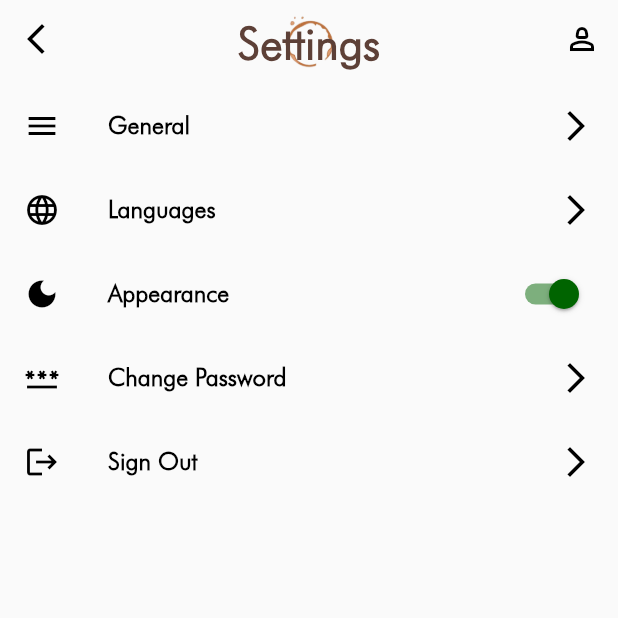
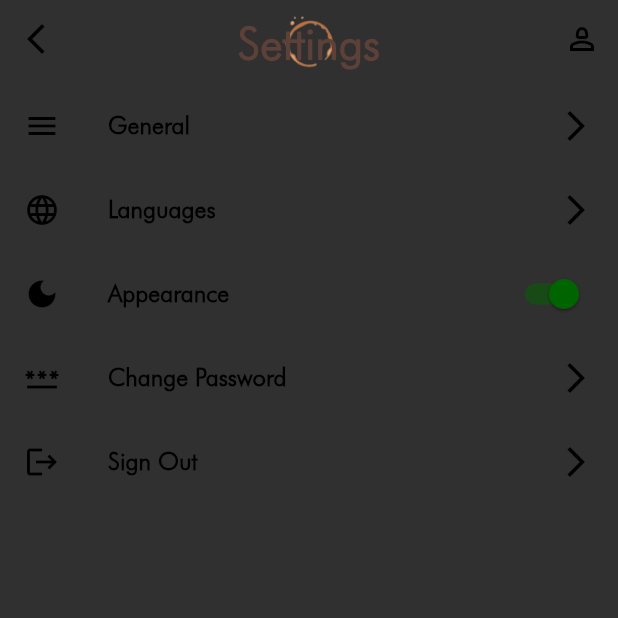
Before and after one commit to Amit0424/Coffee_Cafe_App, a Flutter app: the SettingsScreen screen opened directly, after a tap on "Appearance", on a phone screen of 412 x 824 dp, the top half of it. Run offline on Flutter 3.47's test engine with Material 2 defaults, Android fonts, the light colour scheme and no system bars; drawn by our look-alikes of modal_progress_hud_nsn; our stand-ins replace cached_network_image, cloud_firestore, dio, file_picker, firebase_auth, firebase_core and 9 more; missing offline and left inert: flutter_pdfview; accounts and stored records are empty; network calls fail; Roboto replaces fonts that are missing (Futura).

Commit message:
implements a animation while app starts grid item comes from bottom to top and images load from cache

```diff
--- a/lib/constants/styling.dart
+++ b/lib/constants/styling.dart
@@ -73,3 +73,27 @@ const kTextFieldDecoration = InputDecoration(
     borderRadius: BorderRadius.all(Radius.circular(32.0)),
   ),
 );
+
+final ThemeData lightTheme = ThemeData(
+  brightness: Brightness.light,
+  colorScheme: ColorScheme.fromSeed(seedColor: brownColor, primary: brownColor),
+  fontFamily: 'futura',
+);
+
+final ThemeData darkTheme = ThemeData(
+  brightness: Brightness.dark,
+  colorScheme: const ColorScheme(
+    brightness: Brightness.dark,
+    primary: Colors.white,
+    onPrimary: Colors.white,
+    secondary: Colors.white,
+    onSecondary: Colors.white,
+    error: Colors.red,
+    onError: Colors.red,
+    background: Colors.black,
+    onBackground: Colors.black,
+    surface: Colors.black,
+    onSurface: Colors.black,
+  ),
+  fontFamily: 'futura',
+);
--- /dev/null
+++ b/lib/providers/theme_notifier.dart
@@ -0,0 +1,13 @@
+import 'package:flutter/material.dart';
+
+class ThemeNotifier extends ChangeNotifier {
+  ThemeData _themeData;
+  ThemeNotifier(this._themeData);
+
+  getTheme() => _themeData;
+
+  setTheme(ThemeData themeData) async {
+    _themeData = themeData;
+    notifyListeners();
+  }
+}
--- a/lib/screens/cart_screen.dart
+++ b/lib/screens/cart_screen.dart
@@ -1,3 +1,4 @@
+import 'package:cached_network_image/cached_network_image.dart';
 import 'package:cloud_firestore/cloud_firestore.dart';
 import 'package:coffee_cafe_app/constants/styling.dart';
 import 'package:firebase_auth/firebase_auth.dart';
@@ -102,7 +103,7 @@ class _CartScreenState extends State<CartScreen> {
                           Image(
                             height: 100,
                             width: 100,
-                            image: NetworkImage(item.imageUrl),
+                            image: CachedNetworkImageProvider(item.imageUrl),
                           ),
                           const SizedBox(width: 10),
                           Expanded(
--- a/lib/screens/chat_screen.dart
+++ b/lib/screens/chat_screen.dart
@@ -424,6 +424,8 @@ class _MessageBubbleState extends State<MessageBubble> {
                               ),
                               child: Image.network(
                                 widget.mediaUrl.toString(),
+                                cacheHeight: 300,
+                                cacheWidth: MediaQuery.of(context).size.width * 2 ~/ 3,
                                 fit: BoxFit.cover,
                               ),
                             ),
--- a/lib/screens/coffee_screen.dart
+++ b/lib/screens/coffee_screen.dart
@@ -1,10 +1,14 @@
 import 'dart:io';
 
+import 'package:cached_network_image/cached_network_image.dart';
+import 'package:flutter/material.dart';
 import 'package:cloud_firestore/cloud_firestore.dart';
+import 'package:firebase_auth/firebase_auth.dart';
+import 'package:provider/provider.dart';
+import 'package:fluttertoast/fluttertoast.dart';
+import 'package:flutter_typeahead/flutter_typeahead.dart';
+import 'package:coffee_cafe_app/constants/cool_icons.dart';
 import 'package:coffee_cafe_app/providers/favorite_provider.dart';
-import 'package:firebase_auth/firebase_auth.dart';
-import 'package:flutter/material.dart';
-import 'package:coffee_cafe_app/constants/cool_icons.dart';
 import 'package:coffee_cafe_app/constants/styling.dart';
 import 'package:coffee_cafe_app/data/product_data.dart';
 import 'package:coffee_cafe_app/providers/filter_provider.dart';
@@ -14,9 +18,7 @@ import 'package:coffee_cafe_app/widgets/bottom_nav_bar.dart';
 import 'package:coffee_cafe_app/widgets/custom_app_bar.dart';
 import 'package:coffee_cafe_app/widgets/nav_bar.dart';
 import 'package:coffee_cafe_app/models/favorite_model.dart';
-import 'package:fluttertoast/fluttertoast.dart';
-import 'package:flutter_typeahead/flutter_typeahead.dart';
-import 'package:provider/provider.dart';
+import 'package:coffee_cafe_app/models/coffee_model.dart';
 
 class CoffeeScreen extends StatefulWidget {
   const CoffeeScreen({super.key});
@@ -28,10 +30,13 @@ class CoffeeScreen extends StatefulWidget {
   State<CoffeeScreen> createState() => _CoffeeScreenState();
 }
 
-class _CoffeeScreenState extends State<CoffeeScreen> {
+class _CoffeeScreenState extends State<CoffeeScreen> with SingleTickerProviderStateMixin  {
   final userID = FirebaseAuth.instance.currentUser!.uid;
   final GlobalKey<ScaffoldState> _scaffoldKey = GlobalKey<ScaffoldState>();
   final TextEditingController _textEditingController = TextEditingController();
+  late AnimationController _animationController;
+  List<Product> filteredProducts = products;
+  String filter = 'All';
   final List<String> selectedCategory = [];
   List<String> favoriteItemIds = [];
   final List<String> productCategories = [
@@ -47,11 +52,56 @@ class _CoffeeScreenState extends State<CoffeeScreen> {
   void initState() {
     super.initState();
     fetchFavorites();
+    applyFilter('All');
+
+    _animationController = AnimationController(
+      vsync: this,
+      duration: const Duration(milliseconds: 4000),
+      lowerBound: 0,
+      upperBound: 1,
+    );
+
+    _animationController.forward();
+  }
+
+  @override
+  void dispose() {
+    _animationController.dispose();
+    _textEditingController.dispose();
+    super.dispose();
   }
 
   DateTime timeBackPressed = DateTime.now();
 
+  void applyFilter(String filter) {
+    setState(() {
+      this.filter = filter;
+      if (filter == 'Hot Coffees') {
+        filteredProducts =
+            products.where((product) => product.isHotCoffee).toList();
+      } else if (filter == 'Cold Coffees') {
+        filteredProducts =
+            products.where((product) => product.isColdCoffee).toList();
+      } else if (filter == 'Hot Teas') {
+        filteredProducts =
+            products.where((product) => product.isHotTea).toList();
+      } else if (filter == 'Iced Teas') {
+        filteredProducts =
+            products.where((product) => product.isColdTea).toList();
+      } else if (filter == 'Cold Drinks') {
+        filteredProducts =
+            products.where((product) => product.isColdDrink).toList();
+      } else if (filter == 'Hot Drinks') {
+        filteredProducts =
+            products.where((product) => product.isHotDrink).toList();
+      } else {
+        filteredProducts = products;
+      }
+    });
+  }
+
   Future searchData(String param) async {
+
     Iterable<String> result = productFilter
         .where((element) => element.contains(param.toLowerCase()))
         .cast<String>()
@@ -129,7 +179,9 @@ class _CoffeeScreenState extends State<CoffeeScreen> {
                     // autofocus: true,
                     decoration: InputDecoration(
                       contentPadding: const EdgeInsets.only(top: 10.0),
-                      hintText: 'Search....',
+                      labelText: 'Search...',
+                      labelStyle: kNavBarTextStyle.copyWith(
+                          fontWeight: FontWeight.w500),
                       suffixIcon: IconButton(
                         onPressed: () {
                           _textEditingController.clear();
@@ -151,6 +203,10 @@ class _CoffeeScreenState extends State<CoffeeScreen> {
                   suggestionsCallback: (pattern) async {
                     return await searchData(pattern);
                   },
+                  onSuggestionSelected: (suggestion) {
+                    _textEditingController.text = suggestion.toString();
+                    applyFilter(suggestion.toString());
+                  },
                   itemBuilder: (context, suggestion) {
                     return ListTile(
                       leading: const Icon(
@@ -162,9 +218,6 @@ class _CoffeeScreenState extends State<CoffeeScreen> {
                         style: kNavBarTextStyle,
                       ),
                     );
-                  },
-                  onSuggestionSelected: (suggestion) {
-                    _textEditingController.text = suggestion.toString();
                   },
                   hideOnEmpty: false,
                   noItemsFoundBuilder: (context) => const Padding(
@@ -204,9 +257,12 @@ class _CoffeeScreenState extends State<CoffeeScreen> {
                           if (selectedCategory
                               .contains(productCategories[index])) {
                             selectedCategory.remove(productCategories[index]);
+                            applyFilter('All');
                           } else {
                             selectedCategory.clear();
+                            applyFilter('All');
                             selectedCategory.add(productCategories[index]);
+                            applyFilter(productCategories[index]);
                           }
                         });
                       },
@@ -252,7 +308,32 @@ class _CoffeeScreenState extends State<CoffeeScreen> {
                   },
                 ),
               ),
-              GridView.builder(
+              if (filteredProducts.isEmpty)
+                const Center(
+                  child: Text(
+                    "Sorry, We don't have this",
+                    style: TextStyle(
+                        fontSize: 16,
+                        fontWeight: FontWeight.bold,
+                        color: greenColor),
+                    textAlign: TextAlign.center,
+                  ),
+                ),
+              AnimatedBuilder(
+                animation: _animationController,
+                builder: (context, child) => SlideTransition(
+                  position: Tween(
+                    begin: const Offset(0, 0.3),
+                    end: const Offset(0, 0),
+                  ).animate(
+                    CurvedAnimation(
+                      parent: _animationController,
+                      curve: Curves.easeInOut,
+                    ),
+                  ),
+                  child: child,
+                ),
+                child: GridView.builder(
                   physics: const NeverScrollableScrollPhysics(),
                   shrinkWrap: true,
                   gridDelegate: const SliverGridDelegateWithFixedCrossAxisCount(
@@ -260,9 +341,9 @@ class _CoffeeScreenState extends State<CoffeeScreen> {
                     crossAxisSpacing: 5.0,
                     mainAxisSpacing: 10.0,
                   ),
-                itemCount: products.length,
+                  itemCount: filteredProducts.length,
                   itemBuilder: (context, index) {
-                  final product = products[index];
+                    final product = filteredProducts[index];
                     return InkWell(
                       onTap: () {
                         Navigator.push(
@@ -289,7 +370,7 @@ class _CoffeeScreenState extends State<CoffeeScreen> {
                           color: Colors.white,
                           borderRadius: BorderRadius.only(
                             topLeft: Radius.circular(20.0),
-                          topRight: Radius.circular(100.0),
+                            topRight: Radius.circular(0.0),
                             bottomLeft: Radius.circular(20.0),
                             bottomRight: Radius.circular(20.0),
                           ),
@@ -306,12 +387,12 @@ class _CoffeeScreenState extends State<CoffeeScreen> {
                                       color: Colors.redAccent,
                                       borderRadius: const BorderRadius.only(
                                         topLeft: Radius.circular(20.0),
-                                      topRight: Radius.circular(100.0),
+                                        topRight: Radius.circular(0.0),
                                         bottomLeft: Radius.circular(20.0),
                                         bottomRight: Radius.circular(20.0),
                                       ),
                                       image: DecorationImage(
-                                      image: NetworkImage(
+                                        image: CachedNetworkImageProvider(
                                           product.imageUrl,
                                         ),
                                         fit: BoxFit.cover,
@@ -326,7 +407,7 @@ class _CoffeeScreenState extends State<CoffeeScreen> {
                                         fetchFavorites();
                                         favoriteItemIds.contains(product.id)
                                             ? setState(() async {
-                                              if(favoriteItemIds.isNotEmpty){
+                                                if (favoriteItemIds.isNotEmpty) {
                                                   await removeFromFavorites(
                                                     Item(
                                                       id: product.id,
@@ -334,9 +415,9 @@ class _CoffeeScreenState extends State<CoffeeScreen> {
                                                       price: product.price,
                                                       imageUrl: product.imageUrl,
                                                     ),
-                                                ).then((value) => favorite.removeItemFromFav());
+                                                  ).then((value) => favorite
+                                                      .removeItemFromFav());
                                                 }
-                                              fetchFavorites();
                                               })
                                             : setState(() async {
                                                 await addToFavorites(
@@ -346,9 +427,10 @@ class _CoffeeScreenState extends State<CoffeeScreen> {
                                                     price: product.price,
                                                     imageUrl: product.imageUrl,
                                                   ),
-                                              ).then((value) => favorite.addItemInFav());
+                                                ).then((value) =>
+                                                    favorite.addItemInFav());
+                                              });
                                         fetchFavorites();
-                                            });
                                       },
                                       icon: Icon(
                                         favoriteItemIds.contains(product.id)
@@ -413,6 +495,7 @@ class _CoffeeScreenState extends State<CoffeeScreen> {
                     );
                   },
                 ),
+              ),
               const SizedBox(height: 10),
             ],
           ),
--- a/lib/screens/favorite_screen.dart
+++ b/lib/screens/favorite_screen.dart
@@ -1,3 +1,4 @@
+import 'package:cached_network_image/cached_network_image.dart';
 import 'package:cloud_firestore/cloud_firestore.dart';
 import 'package:coffee_cafe_app/constants/styling.dart';
 import 'package:firebase_auth/firebase_auth.dart';
@@ -102,7 +103,7 @@ class _FavoriteScreenState extends State<FavoriteScreen> {
                           Image(
                             height: 100,
                             width: 100,
-                            image: NetworkImage(item.imageUrl),
+                            image: CachedNetworkImageProvider(item.imageUrl),
                           ),
                           const SizedBox(width: 10),
                           Expanded(
--- a/lib/screens/settings_screen.dart
+++ b/lib/screens/settings_screen.dart
@@ -5,6 +5,9 @@ import 'package:firebase_auth/firebase_auth.dart';
 import 'package:flutter/material.dart';
 import 'package:flutter_svg/svg.dart';
 import 'package:modal_progress_hud_nsn/modal_progress_hud_nsn.dart';
+import 'package:provider/provider.dart';
+
+import '../providers/theme_notifier.dart';
 
 class SettingsScreen extends StatefulWidget {
   const SettingsScreen({super.key});
@@ -198,6 +201,7 @@ class _SettingsScreenState extends State<SettingsScreen> {
 
   @override
   Widget build(BuildContext context) {
+    final themeNotifier = Provider.of<ThemeNotifier>(context);
     return Scaffold(
       appBar: CustomAppBar(
         title: 'Settings',
@@ -217,7 +221,7 @@ class _SettingsScreenState extends State<SettingsScreen> {
                 Icons.menu,
                 color: iconColor,
               ),
-              title: const Text(
+              title: Text(
                 'General',
                 style: kNavBarTextStyle,
               ),
@@ -232,7 +236,7 @@ class _SettingsScreenState extends State<SettingsScreen> {
                 Icons.language_outlined,
                 color: iconColor,
               ),
-              title: const Text(
+              title: Text(
                 'Languages',
                 style: kNavBarTextStyle,
               ),
@@ -254,14 +258,15 @@ class _SettingsScreenState extends State<SettingsScreen> {
                       Icons.light_mode,
                       color: iconColor,
                     ),
-              title: const Text(
+              title: Text(
                 'Appearance',
-                style: kNavBarTextStyle,
+                style: kNavBarTextStyle
               ),
-              value: isDark,
+              value: themeNotifier.getTheme() == darkTheme,
               onChanged: (bool value) {
+                themeNotifier.setTheme(value ? darkTheme : lightTheme);
                 setState(() {
-                  isDark = value;
+                  isDark = !isDark;
                 });
               },
             ),
@@ -270,7 +275,7 @@ class _SettingsScreenState extends State<SettingsScreen> {
                 Icons.password_outlined,
                 color: iconColor,
               ),
-              title: const Text(
+              title: Text(
                 'Change Password',
                 style: kNavBarTextStyle,
               ),
@@ -285,7 +290,7 @@ class _SettingsScreenState extends State<SettingsScreen> {
                 Icons.logout,
                 color: iconColor,
               ),
-              title: const Text(
+              title: Text(
                 'Sign Out',
                 style: kNavBarTextStyle,
               ),
--- a/pubspec.yaml
+++ b/pubspec.yaml
@@ -34,6 +34,8 @@ dependencies:
   dio: ^5.3.3
   path_provider: ^2.1.1
   permission_handler: ^11.0.1
+  flutter_image_compress: ^2.1.0
+  cached_network_image: ^3.2.3
 
 
 dev_dependencies:
```
Also changed, not shown: lib/main.dart (+6 -6 lines), lib/screens/coffee_detail_screen.dart (+37 -27 lines), lib/screens/contact_us_screen.dart (+7 -7 lines), lib/screens/welcome_screen.dart (+13 -5 lines), pubspec.lock, 17 other files. Lines whose indentation alone changed are shown as unchanged.
